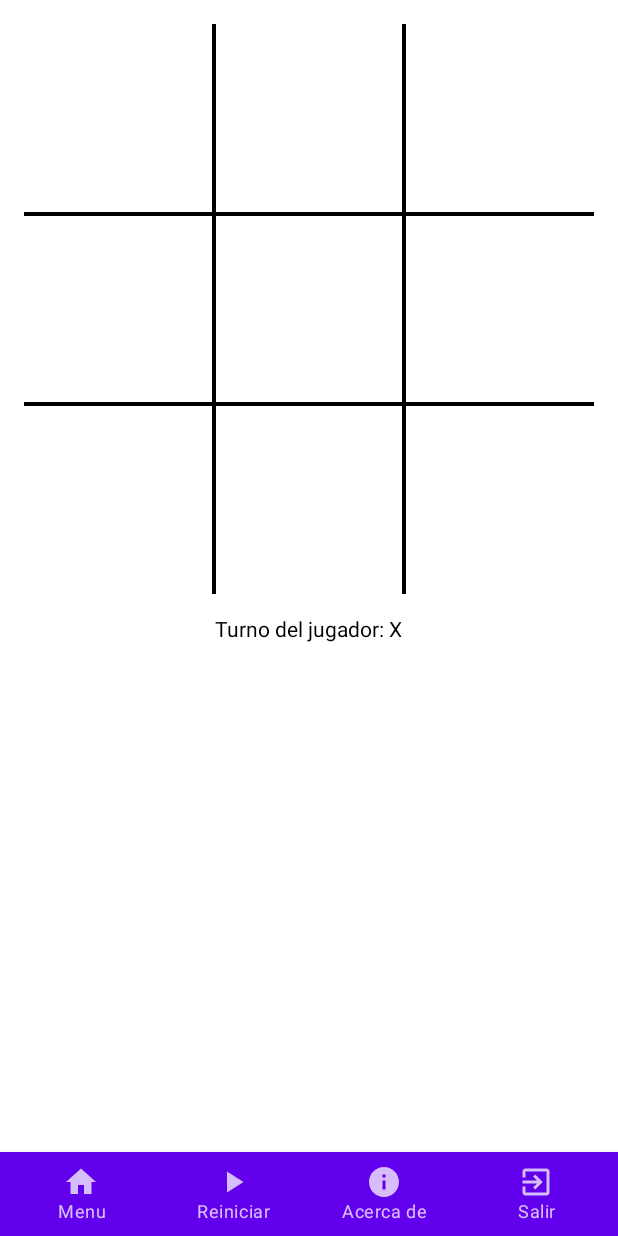
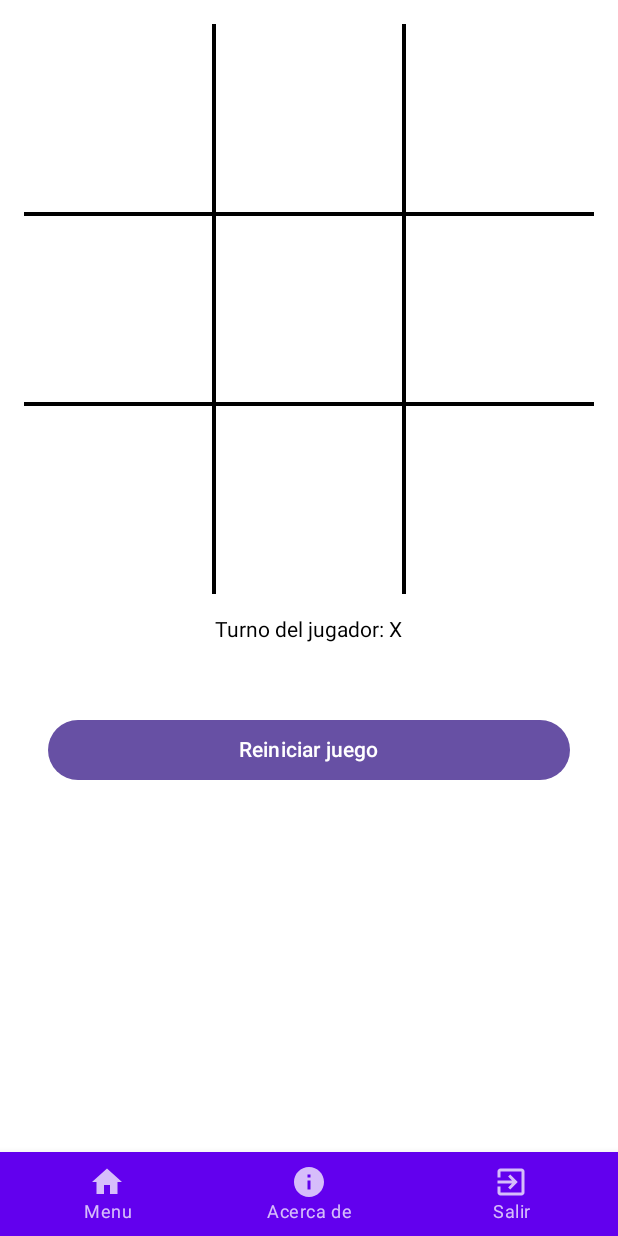
Before and after one commit to MoNKy0112/dadm-2025-2, an Android app built with Jetpack Compose: the GameScreen screen opened through its navigation route, on a phone screen of 412 x 824 dp. Run offline under Robolectric (Android 15) with nearby library versions, the phone set to English and light mode, and no system bars.

Commit message:
Add project configuration files, update Gradle settings and update game logic in player vs cpu mode

```diff
--- a/TicTacToe/app/src/main/java/com/dadm/tictactoe/ViewModel/TicTacToeViewModel.kt
+++ b/TicTacToe/app/src/main/java/com/dadm/tictactoe/ViewModel/TicTacToeViewModel.kt
@@ -42,7 +42,7 @@ class TicTacToeViewModel(private val soundUseCase: SoundUseCase? = null) : ViewM
 
     fun makeMove(row: Int, col: Int) {
         if (game.gameState != GameState.PLAYING) return
-
+        if (gameMode == GameMode.SINGLE_PLAYER && game.currentPlayer == Player.O) return
         if (game.board[row][col] == Player.NONE) {
             updateBoard(row, col)
 
@@ -55,7 +55,7 @@ class TicTacToeViewModel(private val soundUseCase: SoundUseCase? = null) : ViewM
 
     private fun handleCpuTurn() {
         viewModelScope.launch {
-            delay(1000) // Añade un retraso de 1 segundo
+            delay(500) // Añade un retraso de 1 segundo
             makeCpuMove() // Llama a la lógica para que la CPU haga su jugada
         }
     }
--- a/TicTacToe/app/src/main/java/com/dadm/tictactoe/ui/components/BottomNavMenu.kt
+++ b/TicTacToe/app/src/main/java/com/dadm/tictactoe/ui/components/BottomNavMenu.kt
@@ -28,7 +28,7 @@ fun BottomNavMenu(navController: NavController, viewModel: TicTacToeViewModel, c
 
     val items = listOf(
         BottomMenuScreen.MainMenu,
-        BottomMenuScreen.Game,
+        //BottomMenuScreen.Game,
         BottomMenuScreen.DifficultySelection,
         BottomMenuScreen.About,
         BottomMenuScreen.Exit
--- a/TicTacToe/app/src/main/java/com/dadm/tictactoe/ui/screen/GameScreen.kt
+++ b/TicTacToe/app/src/main/java/com/dadm/tictactoe/ui/screen/GameScreen.kt
@@ -5,6 +5,7 @@ import androidx.compose.foundation.layout.Spacer
 import androidx.compose.foundation.layout.fillMaxWidth
 import androidx.compose.foundation.layout.height
 import androidx.compose.foundation.layout.padding
+import androidx.compose.material3.Button
 import androidx.compose.material3.Text
 import androidx.compose.runtime.Composable
 import androidx.compose.ui.Alignment
@@ -40,6 +41,16 @@ fun GameScreen(navController: NavController, viewModel: TicTacToeViewModel) {
             else -> {}
         }
         Spacer(modifier = Modifier.height(16.dp))
+        Button(
+            modifier = Modifier
+                .padding(16.dp)
+                .fillMaxWidth(),
+            onClick = {
+                viewModel.resetGame()
+            }) {
+            Text("Reiniciar juego")
+        }
+
         /*if (viewModel.gameMode == GameMode.SINGLE_PLAYER){
             Button(
                 modifier = Modifier
```
Also changed, not shown: TicTacToe/gradle/wrapper/gradle-wrapper.properties, 2 other files.
